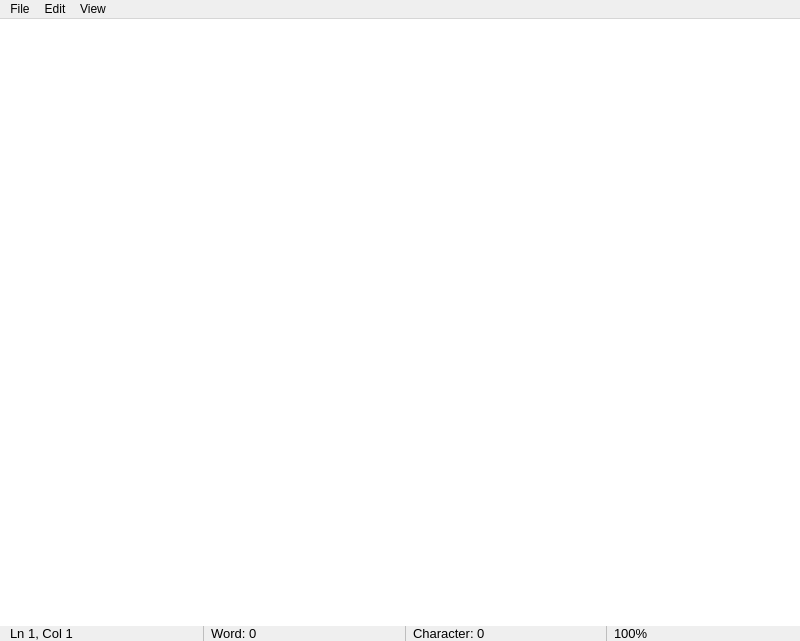
Qt form KMITL_Courses/Software_Engineering_Principles/hw/hw03/Notepad.ui (dulapahv/ProblemSet) before a commit.
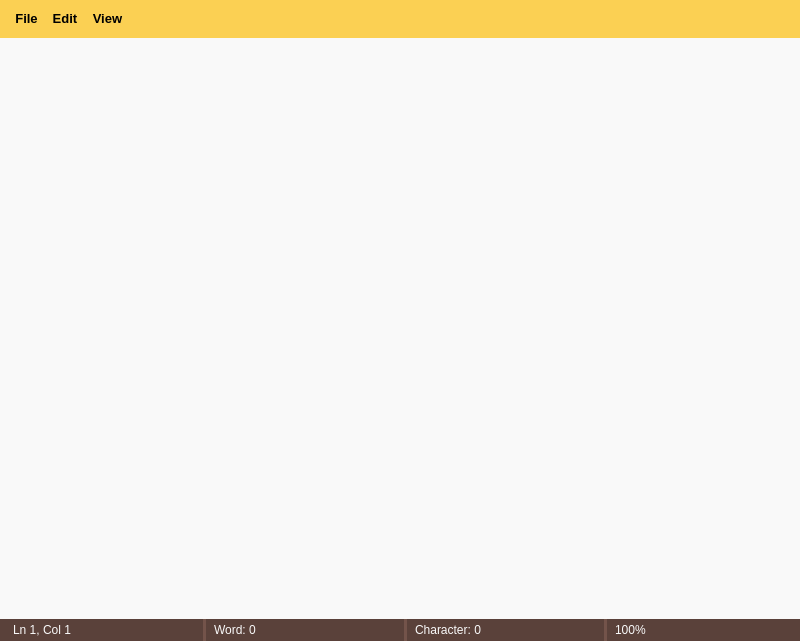
The same form after that commit.

Diff of the .ui file:
```diff
--- a/KMITL_Courses/Software_Engineering_Principles/hw/hw03/Notepad.ui
+++ b/KMITL_Courses/Software_Engineering_Principles/hw/hw03/Notepad.ui
@@ -19,6 +19,10 @@
   <property name="windowTitle">
    <string>Untitled - Notepad</string>
   </property>
+  <property name="styleSheet">
+   <string notr="true">selection-background-color: rgb(255, 240, 166);
+selection-color: rgb(0, 0, 0);</string>
+  </property>
   <widget class="QWidget" name="centralwidget">
    <property name="sizePolicy">
     <sizepolicy hsizetype="MinimumExpanding" vsizetype="MinimumExpanding">
@@ -26,6 +30,9 @@
      <verstretch>0</verstretch>
     </sizepolicy>
    </property>
+   <property name="styleSheet">
+    <string notr="true">background-color: rgb(90, 65, 58);</string>
+   </property>
    <layout class="QVBoxLayout" name="verticalLayout">
     <property name="spacing">
      <number>0</number>
@@ -46,15 +53,29 @@
      <widget class="QPlainTextEdit" name="plainTextEdit">
       <property name="font">
        <font>
+        <family>Arial</family>
         <pointsize>12</pointsize>
        </font>
       </property>
+      <property name="autoFillBackground">
+       <bool>false</bool>
+      </property>
+      <property name="styleSheet">
+       <string notr="true">background-color: rgb(249, 249, 249);
+color: rgb(0, 0, 0);
+padding-left: 10px;
+padding-right: 10px;
+padding-top: 10px;</string>
+      </property>
       <property name="frameShape">
        <enum>QFrame::NoFrame</enum>
       </property>
       <property name="frameShadow">
        <enum>QFrame::Plain</enum>
       </property>
+      <property name="lineWrapMode">
+       <enum>QPlainTextEdit::NoWrap</enum>
+      </property>
       <property name="plainText">
        <string/>
       </property>
@@ -63,7 +84,7 @@
     <item>
      <layout class="QHBoxLayout" name="horizontalLayout_3">
       <property name="spacing">
-       <number>6</number>
+       <number>5</number>
       </property>
       <property name="leftMargin">
        <number>10</number>
@@ -72,9 +93,14 @@
        <widget class="QLabel" name="label_line_col">
         <property name="font">
          <font>
-          <pointsize>10</pointsize>
+          <family>Arial</family>
+          <pointsize>9</pointsize>
          </font>
         </property>
+        <property name="styleSheet">
+         <string notr="true">padding: 4px 0 4px 0;
+color: rgb(249, 249, 249);</string>
+        </property>
         <property name="text">
          <string>Ln 1, Col 1</string>
         </property>
@@ -85,9 +111,19 @@
         <property name="enabled">
          <bool>false</bool>
         </property>
+        <property name="autoFillBackground">
+         <bool>false</bool>
+        </property>
+        <property name="styleSheet">
+         <string notr="true">border: 0.5px solid rgb(115, 83, 74);
+background: rgb(115, 83, 74);</string>
+        </property>
         <property name="frameShadow">
          <enum>QFrame::Plain</enum>
         </property>
+        <property name="lineWidth">
+         <number>0</number>
+        </property>
         <property name="orientation">
          <enum>Qt::Vertical</enum>
         </property>
@@ -97,9 +133,14 @@
        <widget class="QLabel" name="label_word_count">
         <property name="font">
          <font>
-          <pointsize>10</pointsize>
+          <family>Arial</family>
+          <pointsize>9</pointsize>
          </font>
         </property>
+        <property name="styleSheet">
+         <string notr="true">padding: 4px 0 4px 0;
+color: rgb(249, 249, 249);</string>
+        </property>
         <property name="text">
          <string>Word: 0</string>
         </property>
@@ -110,6 +151,10 @@
         <property name="enabled">
          <bool>false</bool>
         </property>
+        <property name="styleSheet">
+         <string notr="true">border: 0.5px solid rgb(115, 83, 74);
+background: rgb(115, 83, 74);</string>
+        </property>
         <property name="frameShadow">
          <enum>QFrame::Plain</enum>
         </property>
@@ -122,9 +167,14 @@
        <widget class="QLabel" name="label_char_count">
         <property name="font">
          <font>
-          <pointsize>10</pointsize>
+          <family>Arial</family>
+          <pointsize>9</pointsize>
          </font>
         </property>
+        <property name="styleSheet">
+         <string notr="true">padding: 4px 0 4px 0;
+color: rgb(249, 249, 249);</string>
+        </property>
         <property name="text">
          <string>Character: 0</string>
         </property>
@@ -135,6 +185,10 @@
         <property name="enabled">
          <bool>false</bool>
         </property>
+        <property name="styleSheet">
+         <string notr="true">border: 0.5px solid rgb(115, 83, 74);
+background: rgb(115, 83, 74);</string>
+        </property>
         <property name="frameShadow">
          <enum>QFrame::Plain</enum>
         </property>
@@ -147,9 +201,14 @@
        <widget class="QLabel" name="label_zoom">
         <property name="font">
          <font>
-          <pointsize>10</pointsize>
+          <family>Arial</family>
+          <pointsize>9</pointsize>
          </font>
         </property>
+        <property name="styleSheet">
+         <string notr="true">padding: 4px 0 4px 0;
+color: rgb(249, 249, 249);</string>
+        </property>
         <property name="text">
          <string>100%</string>
         </property>
@@ -165,10 +224,33 @@
      <x>0</x>
      <y>0</y>
      <width>800</width>
-     <height>22</height>
+     <height>42</height>
     </rect>
    </property>
+   <property name="font">
+    <font>
+     <family>Segoe UI</family>
+     <pointsize>10</pointsize>
+     <bold>true</bold>
+    </font>
+   </property>
+   <property name="styleSheet">
+    <string notr="true">background-color: rgb(251, 208, 83);
+color: rgb(0, 0, 0);
+padding: 8.5px 5px 8.5px 5px;
+font-weight: 600;
+selection-background-color: rgb(255, 240, 166);</string>
+   </property>
    <widget class="QMenu" name="menuFile">
+    <property name="font">
+     <font>
+      <pointsize>10</pointsize>
+      <bold>true</bold>
+     </font>
+    </property>
+    <property name="styleSheet">
+     <string notr="true"/>
+    </property>
     <property name="title">
      <string>File</string>
     </property>
@@ -179,6 +261,15 @@
     <addaction name="actionExit"/>
    </widget>
    <widget class="QMenu" name="menuEdit">
+    <property name="font">
+     <font>
+      <pointsize>10</pointsize>
+      <bold>true</bold>
+     </font>
+    </property>
+    <property name="styleSheet">
+     <string notr="true"/>
+    </property>
     <property name="title">
      <string>Edit</string>
     </property>
@@ -189,6 +280,15 @@
     <addaction name="actionSelect_all"/>
    </widget>
    <widget class="QMenu" name="menuView">
+    <property name="font">
+     <font>
+      <pointsize>10</pointsize>
+      <bold>true</bold>
+     </font>
+    </property>
+    <property name="styleSheet">
+     <string notr="true"/>
+    </property>
     <property name="title">
      <string>View</string>
     </property>
```
